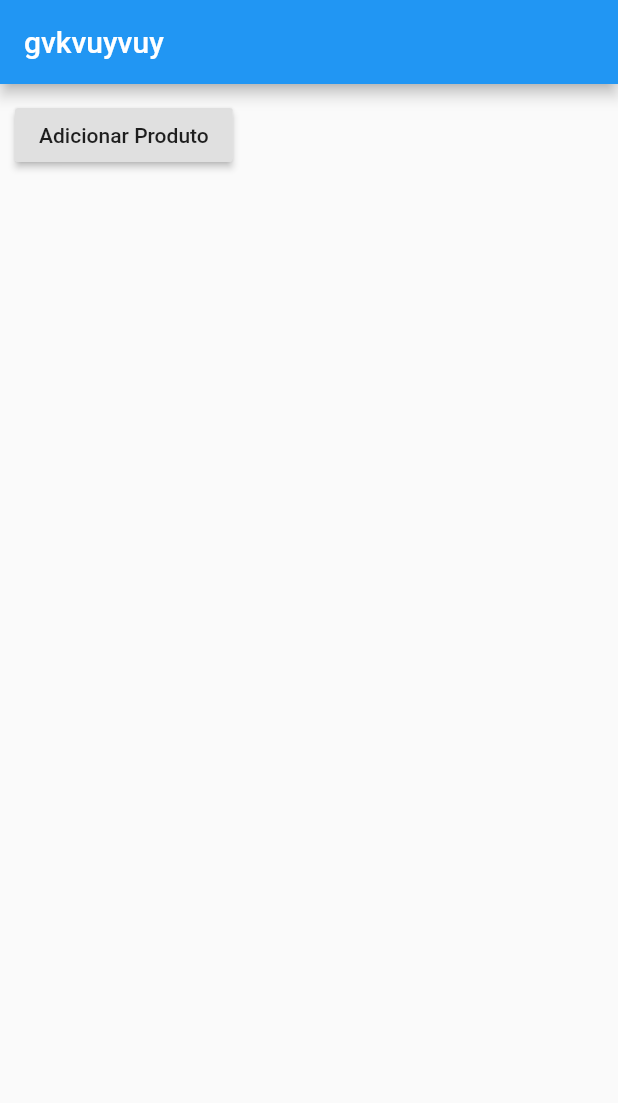
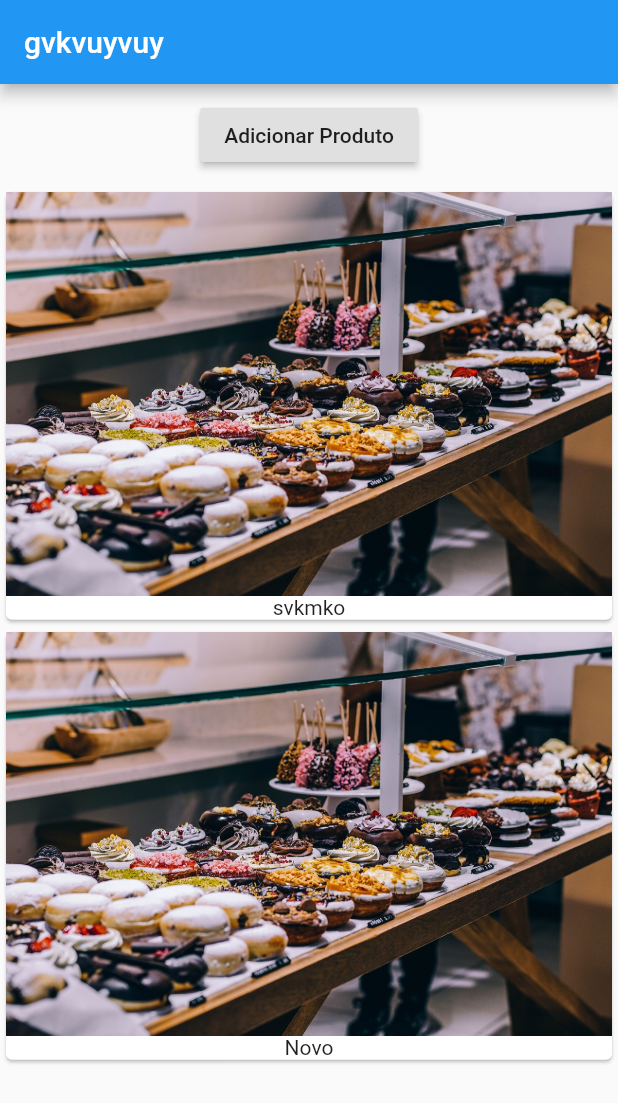
Before and after one commit to eduardo-cess/flutter-app, a Flutter app: the screen it shows after launch, after a tap on "Adicionar Produto", on a phone screen of 412 x 824 dp. Shown: the top 1103 px of the screen. Run offline on Flutter 3.47's test engine with Material 2 defaults, Android fonts, the phone set to English and light mode, and no system bars.

Commit message:
reorganizando código

```diff
--- a/lib/main.dart
+++ b/lib/main.dart
@@ -1,37 +1,17 @@
 import 'package:flutter/material.dart';
+
+import './products_manager.dart';
 
 void main() => runApp(MyApp());
 
-class MyApp extends StatefulWidget {
-  @override
-  State<StatefulWidget> createState() {
-    // TODO: implement createState
-    return _MyAppState();
-  }
-}
-
-class _MyAppState extends State<MyApp> {
-  List<String> _products = ['svkmko'];
-
+class MyApp extends StatelessWidget {
   @override
   Widget build(context) {
     return MaterialApp(
         home: Scaffold(
             appBar: AppBar(title: Text('gvkvuyvuy')),
-            body: Column(
-              children: <Widget>[
-                Container(
-                  margin: EdgeInsets.all(10.0),
-                  child: RaisedButton(
-                    onPressed: () {
-                      setState(() {
-                        _products.add('Novo');
-                      });
-                    },
-                    child: Text('Adicionar Produto'),
-                  ),
-                ),
-              ],
-            )));
+            body: ProductManager()
+
+            ));
   }
 }
--- a/lib/products_manager.dart
+++ b/lib/products_manager.dart
@@ -1,9 +1,35 @@
 import 'package:flutter/material.dart';
+
+import './products.dart';
 
 class ProductManager extends StatefulWidget {
   @override
   State<StatefulWidget> createState() {
     // TODO: implement createState
-    return null;
+    return _ProductManager();
   }
 }
+
+class _ProductManager extends State<ProductManager> {
+  List<String> _products = ['svkmko'];
+  @override
+  Widget build(BuildContext context) {
+    // TODO: implement build
+    return Column(
+      children: <Widget>[
+        Container(
+          margin: EdgeInsets.all(10.0),
+          child: RaisedButton(
+            onPressed: () {
+              setState(() {
+                _products.add('Novo');
+              });
+            },
+            child: Text('Adicionar Produto'),
+          ),
+        ),
+        Products(_products)
+      ],
+    );
+  }
+}
```
Also changed, not shown: lib/products.dart (+3 -5 lines).
